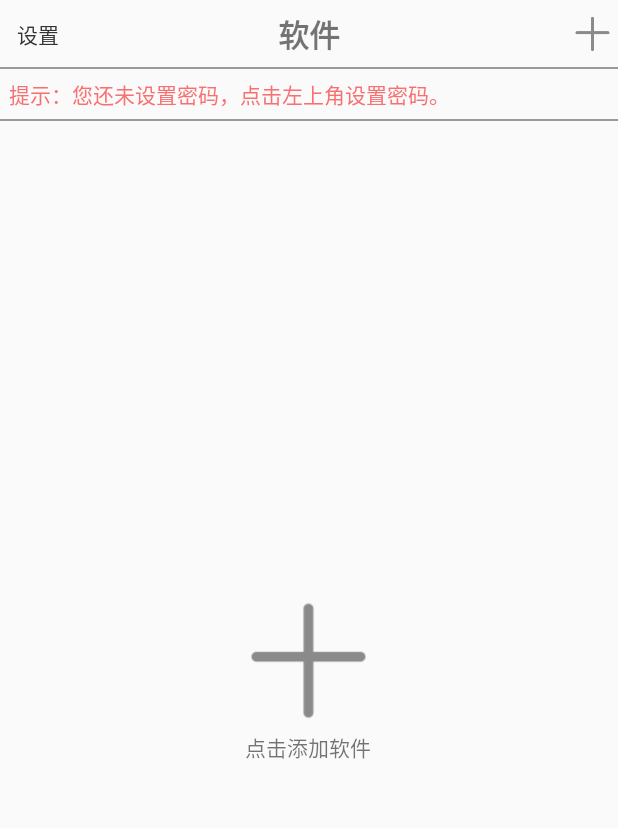
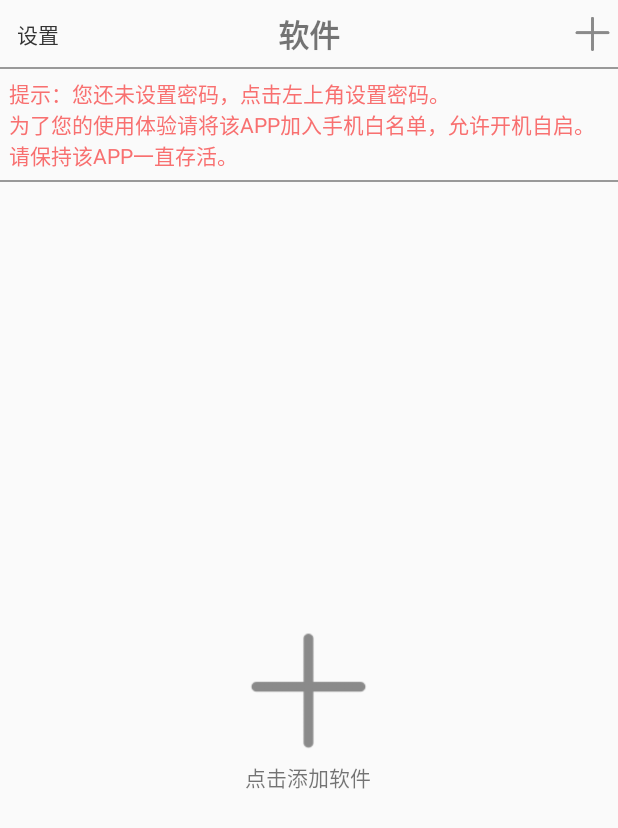
Before and after one commit to LqTk/softLock, an Android app: the screen it shows after launch (MainActivity), on a phone screen of 412 x 824 dp. Shown: the top 828 px of the screen. Run offline under Robolectric (Android 15) with nearby library versions, the phone set to English and light mode, and no system bars; our stand-ins replace EventBus, RxJava; libraries missing offline, so code that uses them is left out: com.chad.library, com.tbruyelle.rxpermissions2; 6 statements that could not run were skipped.

Commit message:
优化修改

```diff
--- a/app/src/main/AndroidManifest.xml
+++ b/app/src/main/AndroidManifest.xml
@@ -4,6 +4,8 @@
 
     <uses-permission android:name="android.permission.PACKAGE_USAGE_STATS" />
     <uses-permission android:name="android.permission.RECEIVE_BOOT_COMPLETED"/>
+    <uses-permission android:name="android.permission.INTERNET"/>
+    <uses-permission android:name="android.permission.ACCESS_NETWORK_STATE"/>
 
     <application
         android:name=".LockApplication"
--- a/app/src/main/java/com/org/tk/softlock/service/TaskMonitorService.java
+++ b/app/src/main/java/com/org/tk/softlock/service/TaskMonitorService.java
@@ -1,6 +1,8 @@
 package com.org.tk.softlock.service;
 
 import android.app.ActivityManager;
+import android.app.AlarmManager;
+import android.app.PendingIntent;
 import android.app.Service;
 import android.app.usage.UsageStats;
 import android.app.usage.UsageStatsManager;
--- a/app/src/main/res/layout/activity_main.xml
+++ b/app/src/main/res/layout/activity_main.xml
@@ -47,7 +47,7 @@
         <TextView
             android:layout_width="match_parent"
             android:layout_height="wrap_content"
-            android:text="提示：您还未设置密码，点击左上角设置密码。"
+            android:text="提示：您还未设置密码，点击左上角设置密码。\n为了您的使用体验请将该APP加入手机白名单，允许开机自启。请保持该APP一直存活。"
             android:textColor="@color/text_waring"
             android:padding="@dimen/dp_5"/>
         <View
```
Also changed, not shown: app/src/main/java/com/org/tk/softlock/activity/MainActivity.java (+17 -0 lines).
